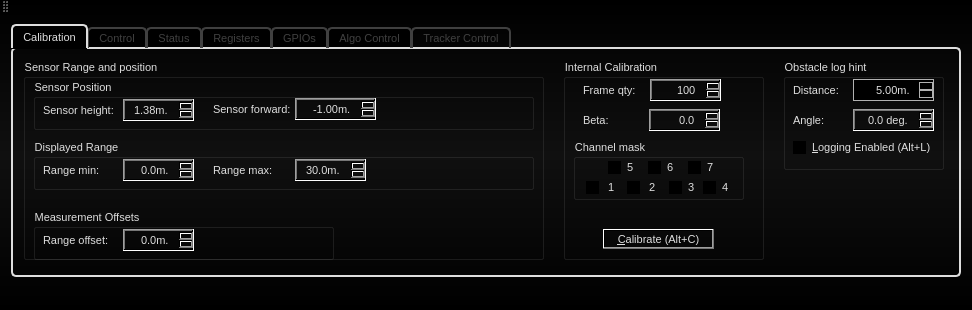
Above: src/AWLQtDemo/awlqtdemo.ui from samanwaya-jena/EVAL-ADAL6110-16-GUI before the change. Below: the same form after it.
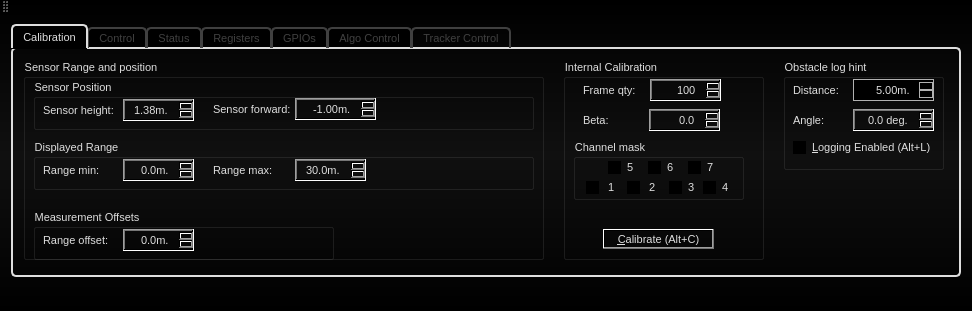
That is the form after the change. Icons and pictures are not drawn.

```diff
--- a/src/AWLQtDemo/awlqtdemo.ui
+++ b/src/AWLQtDemo/awlqtdemo.ui
@@ -10,7 +10,7 @@
     <x>0</x>
     <y>0</y>
     <width>972</width>
-    <height>309</height>
+    <height>311</height>
    </rect>
   </property>
   <property name="sizePolicy">
```
Left out of the diff: 8 changed lines with no effect on the pictures.
